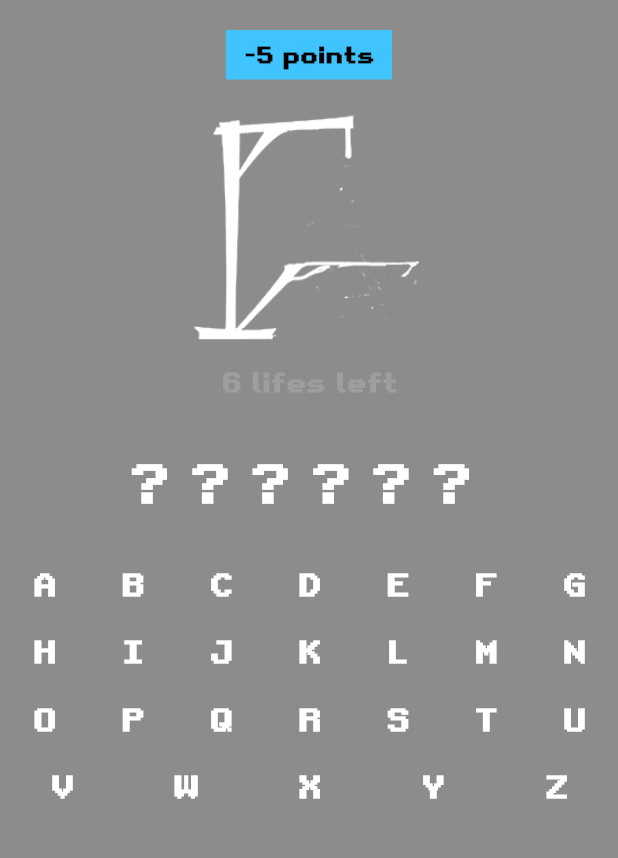
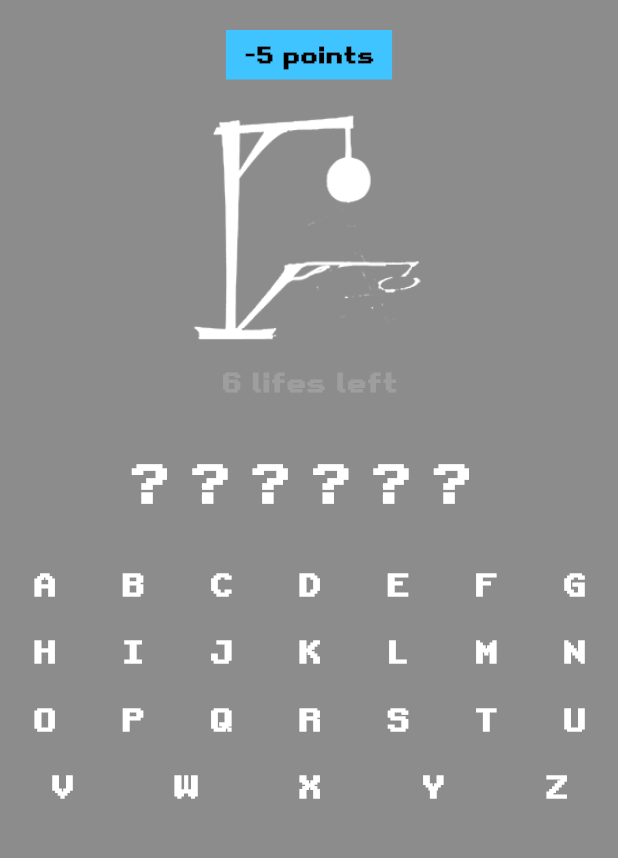
Before and after one commit to lechsebastian/hangman, a Flutter app: the screen it shows after launch, after a tap on an icon or button, on a phone screen of 412 x 824 dp, the part 84-942 px from its top. Run offline on Flutter 3.47's test engine with Material 3 defaults, Android fonts, the phone set to English and light mode, and no system bars.

Commit message:
Upload image when letter is incorrect

```diff
--- a/lib/pages/home_page.dart
+++ b/lib/pages/home_page.dart
@@ -48,7 +48,6 @@ class _GameScreenState extends State<GameScreen> {
       });
     } else {
       setState(() {
-        lifes--;
         points -= 5;
       });
       print('Game Over');
@@ -108,9 +107,9 @@ class _GameScreenState extends State<GameScreen> {
                 ),
               ),
               const SizedBox(height: 20),
-              const Image(
+              Image(
                 image: AssetImage(
-                  'images/hangman0.png',
+                  'images/hangman${lifes - 1}.png',
                 ),
                 width: 155,
                 height: 155,
```
Also changed, not shown: images/hangman0.png, images/hangman1.png, images/hangman2.png, images/hangman4.png, images/hangman5.png, images/hangman6.png.
